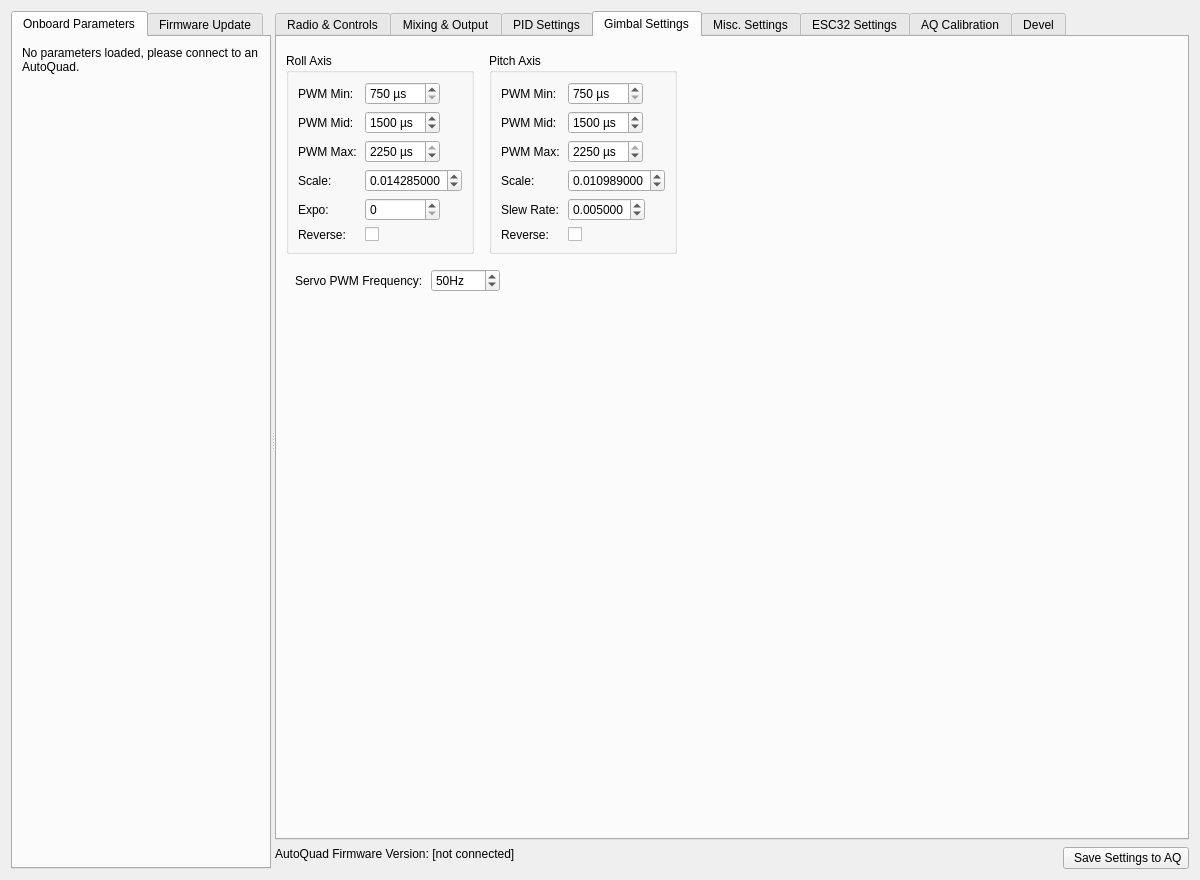
First picture: the form in src/ui/qgcautoquad.ui, repository mpaperno/qgroundcontrol_aq, before the edit.
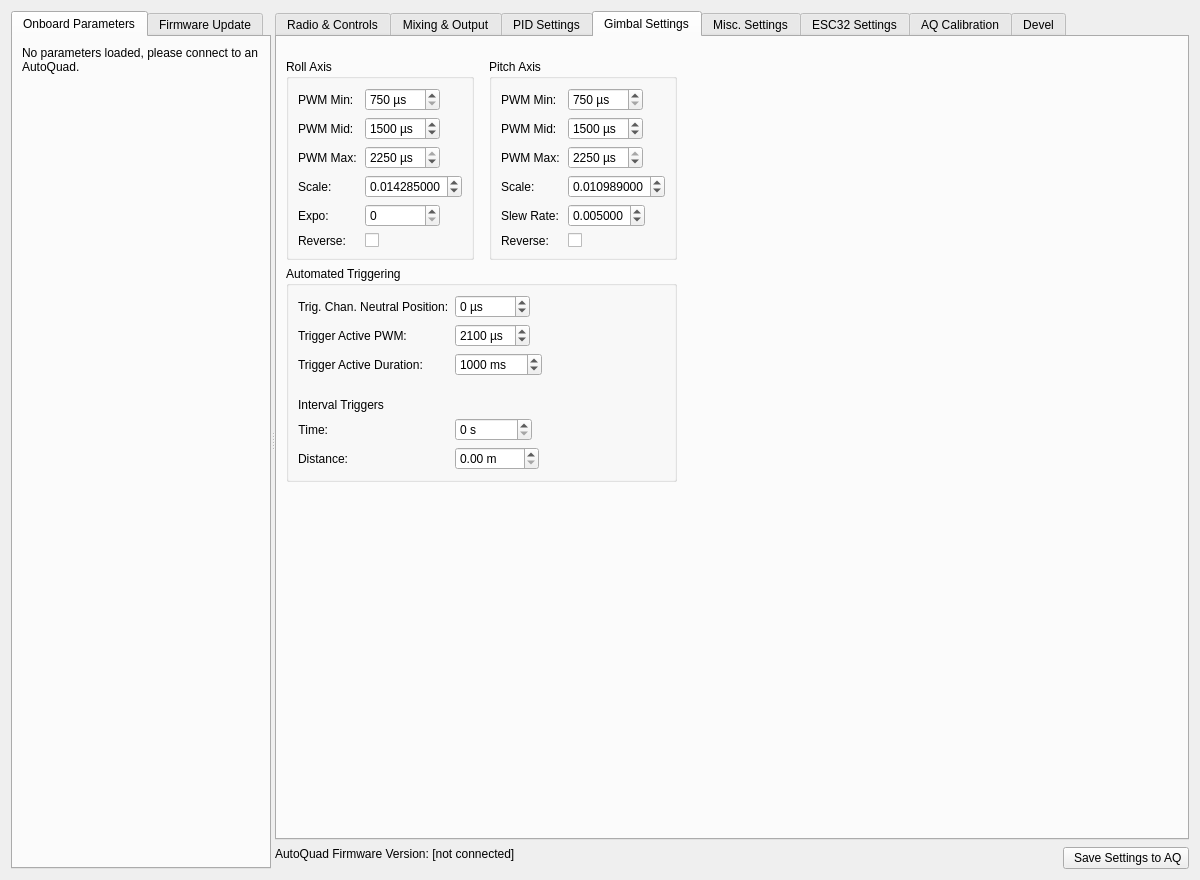
Second picture: the form after the edit. The open tabs and pages were chosen to show the change. Icons and pictures are not drawn.

Commit message: Add new passthrough and triggering setup options.

```diff
--- a/src/ui/qgcautoquad.ui
+++ b/src/ui/qgcautoquad.ui
@@ -4237,7 +4237,20 @@
            <property name="horizontalSpacing">
             <number>15</number>
            </property>
-           <item row="0" column="0" alignment="Qt::AlignLeft">
+           <item row="0" column="2" rowspan="4">
+            <spacer name="horizontalSpacer_3">
+             <property name="orientation">
+              <enum>Qt::Horizontal</enum>
+             </property>
+             <property name="sizeHint" stdset="0">
+              <size>
+               <width>40</width>
+               <height>20</height>
+              </size>
+             </property>
+            </spacer>
+           </item>
+           <item row="1" column="0" alignment="Qt::AlignLeft|Qt::AlignTop">
             <widget class="QGroupBox" name="groupBox">
              <property name="sizePolicy">
               <sizepolicy hsizetype="Preferred" vsizetype="Maximum">
@@ -4510,7 +4523,7 @@
              </layout>
             </widget>
            </item>
-           <item row="0" column="1" alignment="Qt::AlignLeft">
+           <item row="1" column="1" alignment="Qt::AlignLeft|Qt::AlignTop">
             <widget class="QGroupBox" name="groupBox_2">
              <property name="sizePolicy">
               <sizepolicy hsizetype="Preferred" vsizetype="Maximum">
@@ -4783,49 +4796,87 @@
              </layout>
             </widget>
            </item>
-           <item row="0" column="2">
-            <spacer name="horizontalSpacer_3">
+           <item row="3" column="0" colspan="2">
+            <spacer name="verticalSpacer_29">
              <property name="orientation">
-              <enum>Qt::Horizontal</enum>
+              <enum>Qt::Vertical</enum>
              </property>
              <property name="sizeHint" stdset="0">
               <size>
-               <width>40</width>
-               <height>20</height>
+               <width>20</width>
+               <height>40</height>
               </size>
              </property>
             </spacer>
            </item>
-           <item row="1" column="0" colspan="2">
-            <widget class="QWidget" name="widget_gmblMisc" native="true">
-             <property name="sizePolicy">
-              <sizepolicy hsizetype="Maximum" vsizetype="Preferred">
-               <horstretch>0</horstretch>
-               <verstretch>0</verstretch>
-              </sizepolicy>
+           <item row="2" column="0" colspan="2" alignment="Qt::AlignTop">
+            <widget class="QGroupBox" name="groupBox_gmbl_auto_triggering">
+             <property name="title">
+              <string>Automated Triggering</string>
              </property>
-             <layout class="QFormLayout" name="formLayout_23">
-              <property name="horizontalSpacing">
-               <number>8</number>
-              </property>
+             <layout class="QFormLayout" name="formLayout_39">
+              <item row="0" column="0">
+               <widget class="QLabel" name="label_GMBL_TRIG_CH_NEU">
+                <property name="text">
+                 <string>Trig. Chan. Neutral Position:</string>
+                </property>
+               </widget>
+              </item>
+              <item row="0" column="1">
+               <widget class="QSpinBox" name="GMBL_TRIG_CH_NEU">
+                <property name="sizePolicy">
+                 <sizepolicy hsizetype="Maximum" vsizetype="Fixed">
+                  <horstretch>0</horstretch>
+                  <verstretch>0</verstretch>
+                 </sizepolicy>
+                </property>
+                <property name="minimumSize">
+                 <size>
+                  <width>75</width>
+                  <height>0</height>
+                 </size>
+                </property>
+                <property name="toolTip">
+                 <string>&lt;html&gt;&lt;head/&gt;&lt;body&gt;&lt;p&gt;GMBL_TRIG_CH_NEU&lt;/p&gt;&lt;p&gt;This defines the &amp;quot;neutral&amp;quot; state of the GEAR channel when no manual triggering is being done. It is used by the automated triggering to determine when it is OK to fire (it can also be thought of as the &amp;quot;on&amp;quot; position for auto-triggering). &lt;/p&gt;&lt;p&gt;This can be set to any &amp;quot;AQ&amp;quot; radio value (-1024 - +1024), for example zero for a middle switch position, or -500 for switch low. The actual radio value must be within +/- of the configured control dead-band (40 by default). So if zero is defined for this param, the actual channel value would need to be within +/- 40 (by default).&lt;/p&gt;&lt;/body&gt;&lt;/html&gt;</string>
+                </property>
+                <property name="accelerated">
+                 <bool>true</bool>
+                </property>
+                <property name="suffix">
+                 <string> µs</string>
+                </property>
+                <property name="minimum">
+                 <number>-1024</number>
+                </property>
+                <property name="maximum">
+                 <number>1024</number>
+                </property>
+                <property name="singleStep">
+                 <number>10</number>
+                </property>
+                <property name="value">
+                 <number>0</number>
+                </property>
+               </widget>
+              </item>
               <item row="1" column="0">
-               <widget class="QLabel" name="label_GMBL_PWM_FREQ">
+               <widget class="QLabel" name="label_GMBL_TRIG_ON_PWM">
                 <property name="text">
-                 <string>Servo PWM Frequency:</string>
+                 <string>Trigger Active PWM:</string>
                 </property>
                </widget>
               </item>
               <item row="1" column="1">
-               <widget class="QSpinBox" name="GMBL_PWM_FREQ">
+               <widget class="QSpinBox" name="GMBL_TRIG_ON_PWM">
                 <property name="sizePolicy">
-                 <sizepolicy hsizetype="Fixed" vsizetype="Fixed">
+                 <sizepolicy hsizetype="Maximum" vsizetype="Fixed">
                   <horstretch>0</horstretch>
                   <verstretch>0</verstretch>
                  </sizepolicy>
                 </property>
                 <property name="minimumSize">
                  <size>
-                  <width>60</width>
+                  <width>75</width>
                   <height>0</height>
                  </size>
                 </property>
@@ -4833,19 +4884,192 @@
                  <string>Servo/controller output frequency (50Hz for standard servos, 400Hz for brushless controllers, 200-400Hz for digital servos)</string>
                 </property>
                 <property name="suffix">
-                 <string>Hz</string>
+                 <string> µs</string>
                 </property>
                 <property name="minimum">
-                 <number>5</number>
+                 <number>750</number>
                 </property>
                 <property name="maximum">
-                 <number>9999</number>
+                 <number>2250</number>
                 </property>
                 <property name="singleStep">
                  <number>5</number>
                 </property>
                 <property name="value">
-                 <number>50</number>
+                 <number>2100</number>
+                </property>
+               </widget>
+              </item>
+              <item row="2" column="0">
+               <widget class="QLabel" name="label_GMBL_TRIG_ON_TIM">
+                <property name="text">
+                 <string>Trigger Active Duration:</string>
+                </property>
+               </widget>
+              </item>
+              <item row="2" column="1">
+               <widget class="QSpinBox" name="GMBL_TRIG_ON_TIM">
+                <property name="sizePolicy">
+                 <sizepolicy hsizetype="Maximum" vsizetype="Fixed">
+                  <horstretch>0</horstretch>
+                  <verstretch>0</verstretch>
+                 </sizepolicy>
+                </property>
+                <property name="minimumSize">
+                 <size>
+                  <width>75</width>
+                  <height>0</height>
+                 </size>
+                </property>
+                <property name="toolTip">
+                 <string>GMBL_TRIG_ON_TIM - How long to keep the trigger output level active, in ms.</string>
+                </property>
+                <property name="accelerated">
+                 <bool>true</bool>
+                </property>
+                <property name="suffix">
+                 <string> ms</string>
+                </property>
+                <property name="minimum">
+                 <number>1</number>
+                </property>
+                <property name="maximum">
+                 <number>9999999</number>
+                </property>
+                <property name="singleStep">
+                 <number>10</number>
+                </property>
+                <property name="value">
+                 <number>1000</number>
+                </property>
+               </widget>
+              </item>
+              <item row="5" column="0">
+               <widget class="QLabel" name="label_GMBL_TRIG_TIME">
+                <property name="sizePolicy">
+                 <sizepolicy hsizetype="Expanding" vsizetype="Preferred">
+                  <horstretch>0</horstretch>
+                  <verstretch>0</verstretch>
+                 </sizepolicy>
+                </property>
+                <property name="toolTip">
+                 <string>&lt;html&gt;&lt;head/&gt;&lt;body&gt;&lt;p&gt;GMBL_TRIG_DIST &amp;amp; GMBL_TRIG_TIME&lt;/p&gt;&lt;p&gt;Set one/both to a value to enable automatic triggering. The triggering starts/runs only when in FLYING state. If both are set, whichever condition is met first will fire the trigger (time is checked first). &lt;/p&gt;&lt;p&gt;Manual (GEAR channel) control has priority over automatic triggering. If manual override is active, the next auto-trigger will happen right after GEAR is moved back to neutral position, or when the next time/distance interval is reached, whichever is later.&lt;/p&gt;&lt;/body&gt;&lt;/html&gt;</string>
+                </property>
+                <property name="text">
+                 <string>Time:</string>
+                </property>
+                <property name="alignment">
+                 <set>Qt::AlignRight|Qt::AlignTrailing|Qt::AlignVCenter</set>
+                </property>
+               </widget>
+              </item>
+              <item row="5" column="1">
+               <widget class="QSpinBox" name="GMBL_TRIG_TIME">
+                <property name="sizePolicy">
+                 <sizepolicy hsizetype="Maximum" vsizetype="Fixed">
+                  <horstretch>0</horstretch>
+                  <verstretch>0</verstretch>
+                 </sizepolicy>
+                </property>
+                <property name="minimumSize">
+                 <size>
+                  <width>75</width>
+                  <height>0</height>
+                 </size>
+                </property>
+                <property name="toolTip">
+                 <string>&lt;html&gt;&lt;head/&gt;&lt;body&gt;&lt;p&gt;GMBL_TRIG_DIST &amp;amp; GMBL_TRIG_TIME&lt;/p&gt;&lt;p&gt;Set one/both to a value to enable automatic triggering. The triggering starts/runs only when in FLYING state. If both are set, whichever condition is met first will fire the trigger (time is checked first). &lt;/p&gt;&lt;p&gt;Manual (GEAR channel) control has priority over automatic triggering. If manual override is active, the next auto-trigger will happen right after GEAR is moved back to neutral position, or when the next time/distance interval is reached, whichever is later.&lt;/p&gt;&lt;/body&gt;&lt;/html&gt;</string>
+                </property>
+                <property name="accelerated">
+                 <bool>true</bool>
+                </property>
+                <property name="suffix">
+                 <string> s</string>
+                </property>
+                <property name="minimum">
+                 <number>0</number>
+                </property>
+                <property name="maximum">
+                 <number>9999999</number>
+                </property>
+                <property name="singleStep">
+                 <number>10</number>
+                </property>
+                <property name="value">
+                 <number>0</number>
+                </property>
+               </widget>
+              </item>
+              <item row="6" column="1">
+               <widget class="QDoubleSpinBox" name="GMBL_TRIG_DIST">
+                <property name="sizePolicy">
+                 <sizepolicy hsizetype="Maximum" vsizetype="Fixed">
+                  <horstretch>0</horstretch>
+                  <verstretch>0</verstretch>
+                 </sizepolicy>
+                </property>
+                <property name="minimumSize">
+                 <size>
+                  <width>75</width>
+                  <height>0</height>
+                 </size>
+                </property>
+                <property name="toolTip">
+                 <string>&lt;html&gt;&lt;head/&gt;&lt;body&gt;&lt;p&gt;GMBL_TRIG_DIST &amp;amp; GMBL_TRIG_TIME&lt;/p&gt;&lt;p&gt;Set one/both to a value to enable automatic triggering. The triggering starts/runs only when in FLYING state. If both are set, whichever condition is met first will fire the trigger (time is checked first). &lt;/p&gt;&lt;p&gt;Manual (GEAR channel) control has priority over automatic triggering. If manual override is active, the next auto-trigger will happen right after GEAR is moved back to neutral position, or when the next time/distance interval is reached, whichever is later.&lt;/p&gt;&lt;/body&gt;&lt;/html&gt;</string>
+                </property>
+                <property name="accelerated">
+                 <bool>true</bool>
+                </property>
+                <property name="suffix">
+                 <string> m</string>
+                </property>
+                <property name="maximum">
+                 <double>9999.989999999999782</double>
+                </property>
+               </widget>
+              </item>
+              <item row="3" column="0">
+               <spacer name="verticalSpacer_30">
+                <property name="orientation">
+                 <enum>Qt::Vertical</enum>
+                </property>
+                <property name="sizeType">
+                 <enum>QSizePolicy::Fixed</enum>
+                </property>
+                <property name="sizeHint" stdset="0">
+                 <size>
+                  <width>20</width>
+                  <height>10</height>
+                 </size>
+                </property>
+               </spacer>
+              </item>
+              <item row="4" column="0">
+               <widget class="QLabel" name="label_gimbal_auto_trigger">
+                <property name="toolTip">
+                 <string>&lt;html&gt;&lt;head/&gt;&lt;body&gt;&lt;p&gt;GMBL_TRIG_DIST &amp;amp; GMBL_TRIG_TIME&lt;/p&gt;&lt;p&gt;Set one/both to a value to enable automatic triggering. The triggering starts/runs only when in FLYING state. If both are set, whichever condition is met first will fire the trigger (time is checked first). &lt;/p&gt;&lt;p&gt;Manual (GEAR channel) control has priority over automatic triggering. If manual override is active, the next auto-trigger will happen right after GEAR is moved back to neutral position, or when the next time/distance interval is reached, whichever is later.&lt;/p&gt;&lt;/body&gt;&lt;/html&gt;</string>
+                </property>
+                <property name="text">
+                 <string>Interval Triggers</string>
+                </property>
+               </widget>
+              </item>
+              <item row="6" column="0">
+               <widget class="QLabel" name="label_GMBL_TRIG_DIST">
+                <property name="sizePolicy">
+                 <sizepolicy hsizetype="Expanding" vsizetype="Preferred">
+                  <horstretch>0</horstretch>
+                  <verstretch>0</verstretch>
+                 </sizepolicy>
+                </property>
+                <property name="toolTip">
+                 <string>&lt;html&gt;&lt;head/&gt;&lt;body&gt;&lt;p&gt;GMBL_TRIG_DIST &amp;amp; GMBL_TRIG_TIME&lt;/p&gt;&lt;p&gt;Set one/both to a value to enable automatic triggering. The triggering starts/runs only when in FLYING state. If both are set, whichever condition is met first will fire the trigger (time is checked first). &lt;/p&gt;&lt;p&gt;Manual (GEAR channel) control has priority over automatic triggering. If manual override is active, the next auto-trigger will happen right after GEAR is moved back to neutral position, or when the next time/distance interval is reached, whichever is later.&lt;/p&gt;&lt;/body&gt;&lt;/html&gt;</string>
+                </property>
+                <property name="text">
+                 <string>Distance:</string>
+                </property>
+                <property name="alignment">
+                 <set>Qt::AlignRight|Qt::AlignTrailing|Qt::AlignVCenter</set>
                 </property>
                </widget>
               </item>
```
Left out of the diff: 1679 changed lines with no effect on the pictures. The commit also changes 3 other files.
